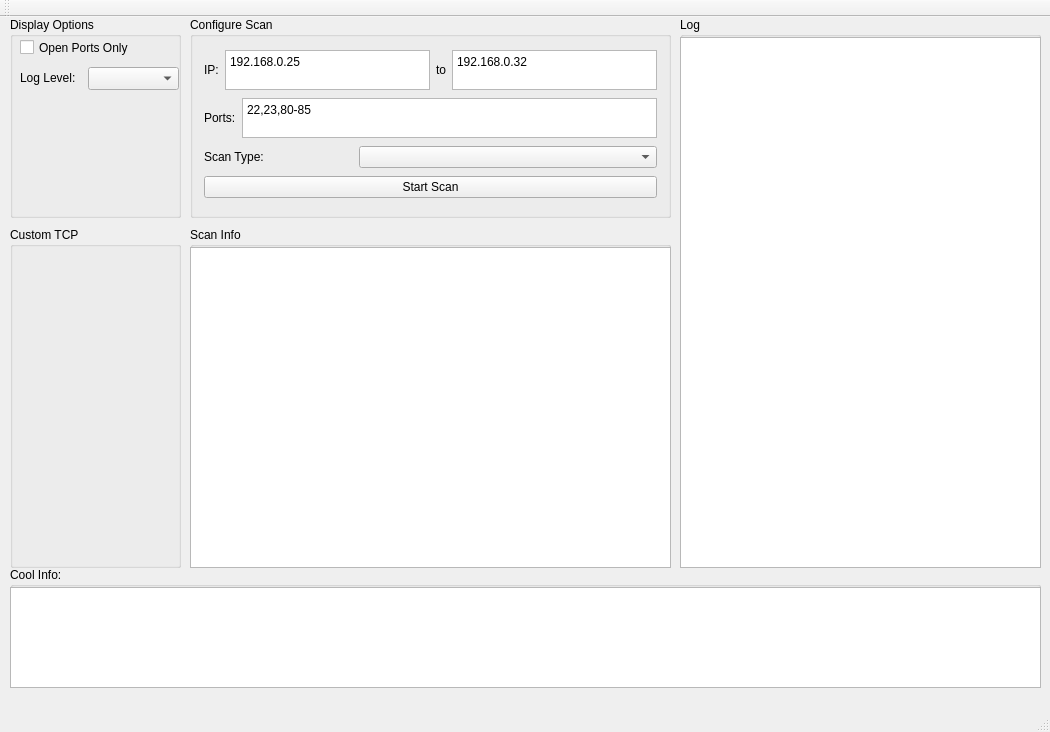
Old version of the form mainwindow.ui in the repository BradenBagby/NetworkScannerGUI.
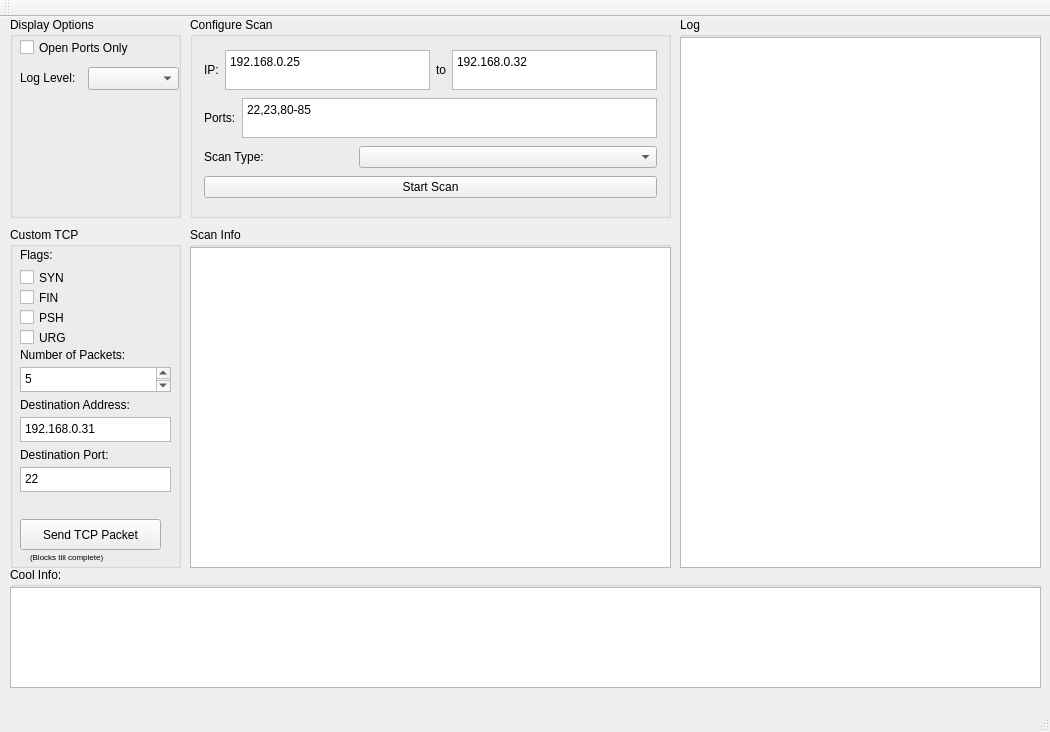
New version of the form.

What changed in the file:
```diff
--- a/mainwindow.ui
+++ b/mainwindow.ui
@@ -75,6 +75,253 @@
     <property name="title">
      <string>Custom TCP</string>
     </property>
+    <widget class="QCheckBox" name="checkBox_custom_syn">
+     <property name="geometry">
+      <rect>
+       <x>10</x>
+       <y>40</y>
+       <width>151</width>
+       <height>21</height>
+      </rect>
+     </property>
+     <property name="text">
+      <string>SYN</string>
+     </property>
+    </widget>
+    <widget class="QLabel" name="label_6">
+     <property name="geometry">
+      <rect>
+       <x>10</x>
+       <y>20</y>
+       <width>59</width>
+       <height>15</height>
+      </rect>
+     </property>
+     <property name="text">
+      <string>Flags:</string>
+     </property>
+    </widget>
+    <widget class="QCheckBox" name="checkBox_custom_fin">
+     <property name="geometry">
+      <rect>
+       <x>10</x>
+       <y>60</y>
+       <width>151</width>
+       <height>21</height>
+      </rect>
+     </property>
+     <property name="text">
+      <string>FIN</string>
+     </property>
+    </widget>
+    <widget class="QCheckBox" name="checkBox_custom_psh">
+     <property name="geometry">
+      <rect>
+       <x>10</x>
+       <y>80</y>
+       <width>151</width>
+       <height>21</height>
+      </rect>
+     </property>
+     <property name="text">
+      <string>PSH</string>
+     </property>
+    </widget>
+    <widget class="QCheckBox" name="checkBox_custom_urg">
+     <property name="geometry">
+      <rect>
+       <x>10</x>
+       <y>100</y>
+       <width>151</width>
+       <height>21</height>
+      </rect>
+     </property>
+     <property name="text">
+      <string>URG</string>
+     </property>
+    </widget>
+    <widget class="QLabel" name="label_7">
+     <property name="geometry">
+      <rect>
+       <x>10</x>
+       <y>120</y>
+       <width>121</width>
+       <height>16</height>
+      </rect>
+     </property>
+     <property name="text">
+      <string>Number of Packets:</string>
+     </property>
+    </widget>
+    <widget class="QTextEdit" name="textEdit_custom_packetCount">
+     <property name="geometry">
+      <rect>
+       <x>10</x>
+       <y>140</y>
+       <width>151</width>
+       <height>25</height>
+      </rect>
+     </property>
+     <property name="minimumSize">
+      <size>
+       <width>0</width>
+       <height>25</height>
+      </size>
+     </property>
+     <property name="maximumSize">
+      <size>
+       <width>16777215</width>
+       <height>40</height>
+      </size>
+     </property>
+     <property name="font">
+      <font>
+       <pointsize>14</pointsize>
+      </font>
+     </property>
+     <property name="styleSheet">
+      <string notr="true"/>
+     </property>
+     <property name="html">
+      <string>&lt;!DOCTYPE HTML PUBLIC &quot;-//W3C//DTD HTML 4.0//EN&quot; &quot;http://www.w3.org/TR/REC-html40/strict.dtd&quot;&gt;
+&lt;html&gt;&lt;head&gt;&lt;meta name=&quot;qrichtext&quot; content=&quot;1&quot; /&gt;&lt;style type=&quot;text/css&quot;&gt;
+p, li { white-space: pre-wrap; }
+&lt;/style&gt;&lt;/head&gt;&lt;body style=&quot; font-family:'Sans Serif'; font-size:14pt; font-weight:400; font-style:normal;&quot;&gt;
+&lt;p style=&quot; margin-top:0px; margin-bottom:0px; margin-left:0px; margin-right:0px; -qt-block-indent:0; text-indent:0px;&quot;&gt;&lt;span style=&quot; font-size:9pt;&quot;&gt;5&lt;/span&gt;&lt;/p&gt;
+&lt;p style=&quot;-qt-paragraph-type:empty; margin-top:0px; margin-bottom:0px; margin-left:0px; margin-right:0px; -qt-block-indent:0; text-indent:0px; font-size:9pt;&quot;&gt;&lt;br /&gt;&lt;/p&gt;&lt;/body&gt;&lt;/html&gt;</string>
+     </property>
+    </widget>
+    <widget class="QPushButton" name="pushButton_sendTCP">
+     <property name="geometry">
+      <rect>
+       <x>10</x>
+       <y>292</y>
+       <width>141</width>
+       <height>31</height>
+      </rect>
+     </property>
+     <property name="text">
+      <string>Send TCP Packet</string>
+     </property>
+    </widget>
+    <widget class="QLabel" name="label_8">
+     <property name="geometry">
+      <rect>
+       <x>10</x>
+       <y>170</y>
+       <width>141</width>
+       <height>16</height>
+      </rect>
+     </property>
+     <property name="text">
+      <string>Destination Address:</string>
+     </property>
+    </widget>
+    <widget class="QTextEdit" name="textEdit_custom_destination">
+     <property name="geometry">
+      <rect>
+       <x>10</x>
+       <y>190</y>
+       <width>151</width>
+       <height>25</height>
+      </rect>
+     </property>
+     <property name="minimumSize">
+      <size>
+       <width>0</width>
+       <height>25</height>
+      </size>
+     </property>
+     <property name="maximumSize">
+      <size>
+       <width>16777215</width>
+       <height>40</height>
+      </size>
+     </property>
+     <property name="font">
+      <font>
+       <pointsize>14</pointsize>
+      </font>
+     </property>
+     <property name="styleSheet">
+      <string notr="true"/>
+     </property>
+     <property name="html">
+      <string>&lt;!DOCTYPE HTML PUBLIC &quot;-//W3C//DTD HTML 4.0//EN&quot; &quot;http://www.w3.org/TR/REC-html40/strict.dtd&quot;&gt;
+&lt;html&gt;&lt;head&gt;&lt;meta name=&quot;qrichtext&quot; content=&quot;1&quot; /&gt;&lt;style type=&quot;text/css&quot;&gt;
+p, li { white-space: pre-wrap; }
+&lt;/style&gt;&lt;/head&gt;&lt;body style=&quot; font-family:'Sans Serif'; font-size:14pt; font-weight:400; font-style:normal;&quot;&gt;
+&lt;p style=&quot; margin-top:0px; margin-bottom:0px; margin-left:0px; margin-right:0px; -qt-block-indent:0; text-indent:0px;&quot;&gt;&lt;span style=&quot; font-size:9pt;&quot;&gt;192.168.0.31&lt;/span&gt;&lt;/p&gt;&lt;/body&gt;&lt;/html&gt;</string>
+     </property>
+    </widget>
+    <widget class="QLabel" name="label_9">
+     <property name="geometry">
+      <rect>
+       <x>10</x>
+       <y>220</y>
+       <width>141</width>
+       <height>16</height>
+      </rect>
+     </property>
+     <property name="text">
+      <string>Destination Port:</string>
+     </property>
+    </widget>
+    <widget class="QTextEdit" name="textEdit_custom_port">
+     <property name="geometry">
+      <rect>
+       <x>10</x>
+       <y>240</y>
+       <width>151</width>
+       <height>25</height>
+      </rect>
+     </property>
+     <property name="minimumSize">
+      <size>
+       <width>0</width>
+       <height>25</height>
+      </size>
+     </property>
+     <property name="maximumSize">
+      <size>
+       <width>16777215</width>
+       <height>40</height>
+      </size>
+     </property>
+     <property name="font">
+      <font>
+       <pointsize>14</pointsize>
+      </font>
+     </property>
+     <property name="styleSheet">
+      <string notr="true"/>
+     </property>
+     <property name="html">
+      <string>&lt;!DOCTYPE HTML PUBLIC &quot;-//W3C//DTD HTML 4.0//EN&quot; &quot;http://www.w3.org/TR/REC-html40/strict.dtd&quot;&gt;
+&lt;html&gt;&lt;head&gt;&lt;meta name=&quot;qrichtext&quot; content=&quot;1&quot; /&gt;&lt;style type=&quot;text/css&quot;&gt;
+p, li { white-space: pre-wrap; }
+&lt;/style&gt;&lt;/head&gt;&lt;body style=&quot; font-family:'Sans Serif'; font-size:14pt; font-weight:400; font-style:normal;&quot;&gt;
+&lt;p style=&quot; margin-top:0px; margin-bottom:0px; margin-left:0px; margin-right:0px; -qt-block-indent:0; text-indent:0px;&quot;&gt;&lt;span style=&quot; font-size:9pt;&quot;&gt;22&lt;/span&gt;&lt;/p&gt;&lt;/body&gt;&lt;/html&gt;</string>
+     </property>
+    </widget>
+    <widget class="QLabel" name="label_10">
+     <property name="geometry">
+      <rect>
+       <x>20</x>
+       <y>320</y>
+       <width>131</width>
+       <height>20</height>
+      </rect>
+     </property>
+     <property name="font">
+      <font>
+       <pointsize>6</pointsize>
+      </font>
+     </property>
+     <property name="text">
+      <string>(Blocks till complete)</string>
+     </property>
+    </widget>
    </widget>
    <widget class="QGroupBox" name="groupBox_configureScan">
     <property name="geometry">
```
